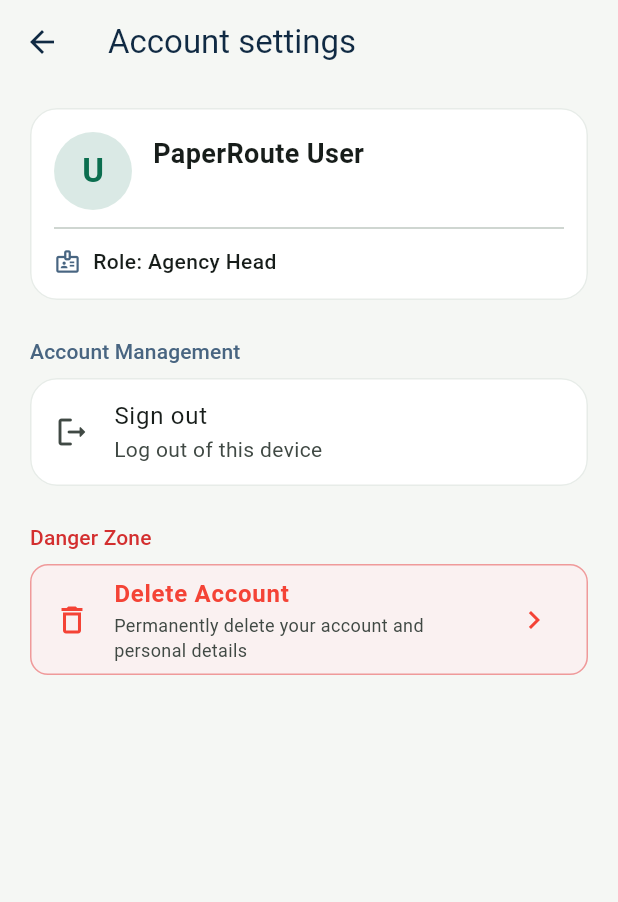
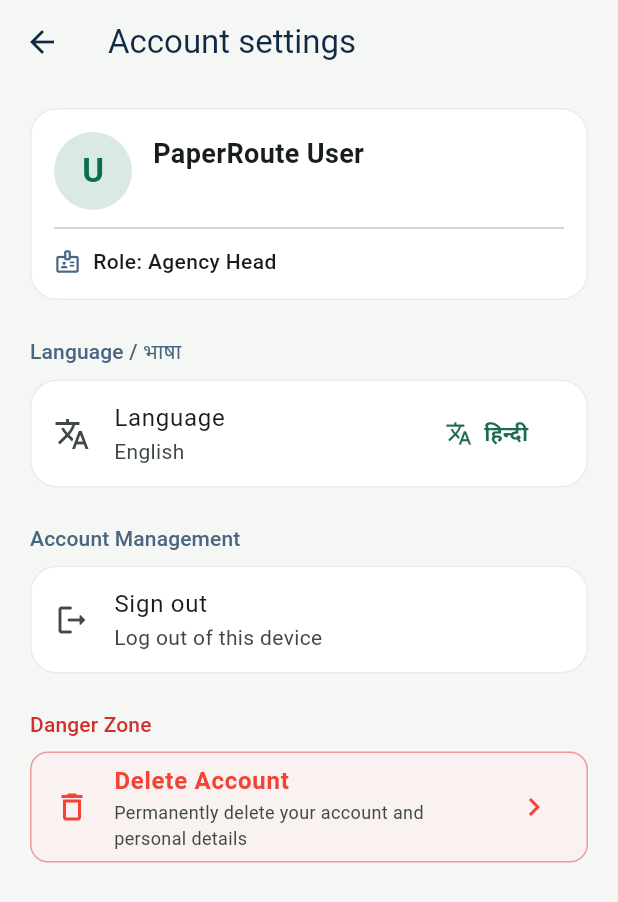
Before and after one commit to Himansni/paper_pay, a Flutter app: the AccountSettingsPage screen opened directly with empty values, on a phone screen of 412 x 824 dp. Shown: the top 902 px of the screen. Run offline on Flutter 3.47's test engine with Material 3 defaults, Android fonts, the phone set to English and light mode, and no system bars; our stand-ins replace cloud_firestore, cloud_functions, firebase_auth, firebase_core, flutter_riverpod, go_router and 2 more; missing offline and left inert: dart:html, firebase_app_check; accounts and stored records are empty.

Commit message:
feat: complete English Hindi localization

```diff
--- a/lib/features/profile/presentation/account_settings_page.dart
+++ b/lib/features/profile/presentation/account_settings_page.dart
@@ -2,9 +2,11 @@
 import 'package:flutter_riverpod/flutter_riverpod.dart';
 import 'package:go_router/go_router.dart';
 import 'package:paper_route/core/errors/app_exception.dart';
+import 'package:paper_route/core/localization/locale_provider.dart';
 import 'package:paper_route/core/theme/app_theme.dart';
 import 'package:paper_route/features/auth/domain/app_user.dart';
 import 'package:paper_route/features/auth/presentation/auth_providers.dart';
+import 'package:paper_route/l10n/app_localizations.dart';
 
 class AccountSettingsPage extends ConsumerStatefulWidget {
   const AccountSettingsPage({required this.user, super.key});
@@ -282,13 +284,14 @@
 
   @override
   Widget build(BuildContext context) {
+    final l10n = AppLocalizations.of(context);
     final user = widget.user;
     final roleLabel = user.isHead ? 'Agency Head' : 'Employee Collector';
 
     return Scaffold(
       appBar: AppBar(
         leading: BackButton(onPressed: () => context.pop()),
-        title: const Text('Account settings'),
+        title: Text(l10n?.authAccountSettings ?? 'Account settings'),
       ),
       body: SafeArea(
         child: ListView(
@@ -378,6 +381,26 @@
             ),
             const SizedBox(height: 24),
             Text(
+              l10n?.language ?? 'Language / भाषा',
+              style: Theme.of(
+                context,
+              ).textTheme.titleSmall?.copyWith(color: AppTheme.mutedInk),
+            ),
+            const SizedBox(height: 8),
+            Card(
+              child: ListTile(
+                leading: const Icon(Icons.translate),
+                title: Text(l10n?.language ?? 'Language'),
+                subtitle: Text(
+                  ref.watch(localeProvider).languageCode == 'hi'
+                      ? 'हिन्दी (Hindi)'
+                      : 'English',
+                ),
+                trailing: const LanguageToggleButton(isDense: true),
+              ),
+            ),
+            const SizedBox(height: 24),
+            Text(
               'Account Management',
               style: Theme.of(
                 context,
@@ -389,7 +412,7 @@
                 children: [
                   ListTile(
                     leading: const Icon(Icons.logout_rounded),
-                    title: const Text('Sign out'),
+                    title: Text(l10n?.authSignOut ?? 'Sign out'),
                     subtitle: const Text('Log out of this device'),
                     onTap: () async {
                       await ref.read(authRepositoryProvider).signOut();
```
